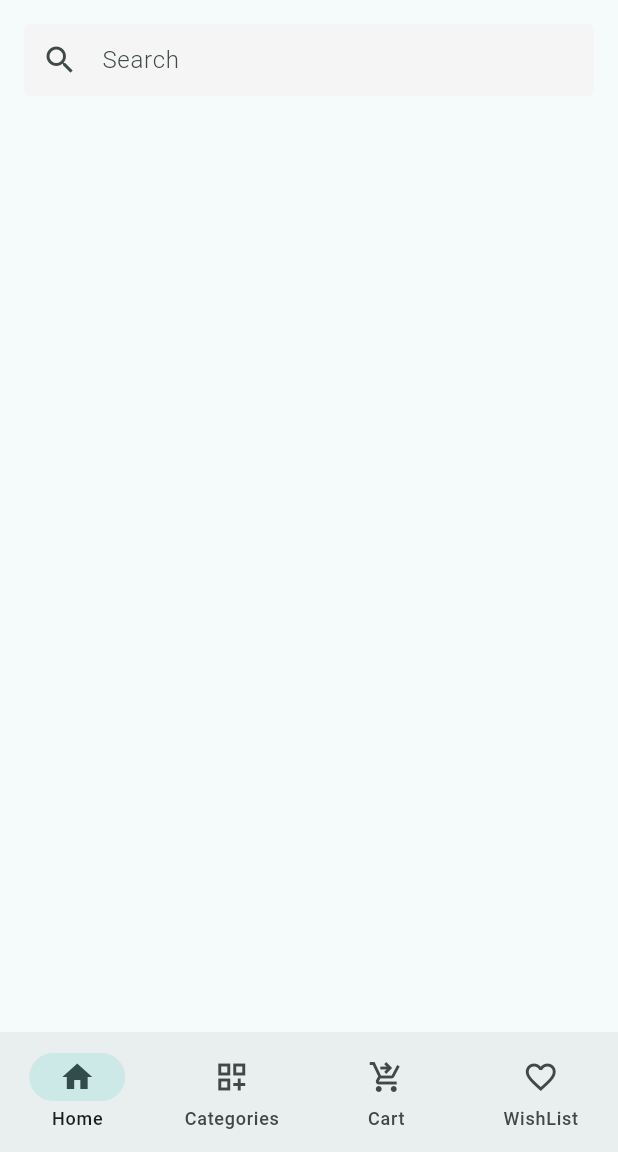
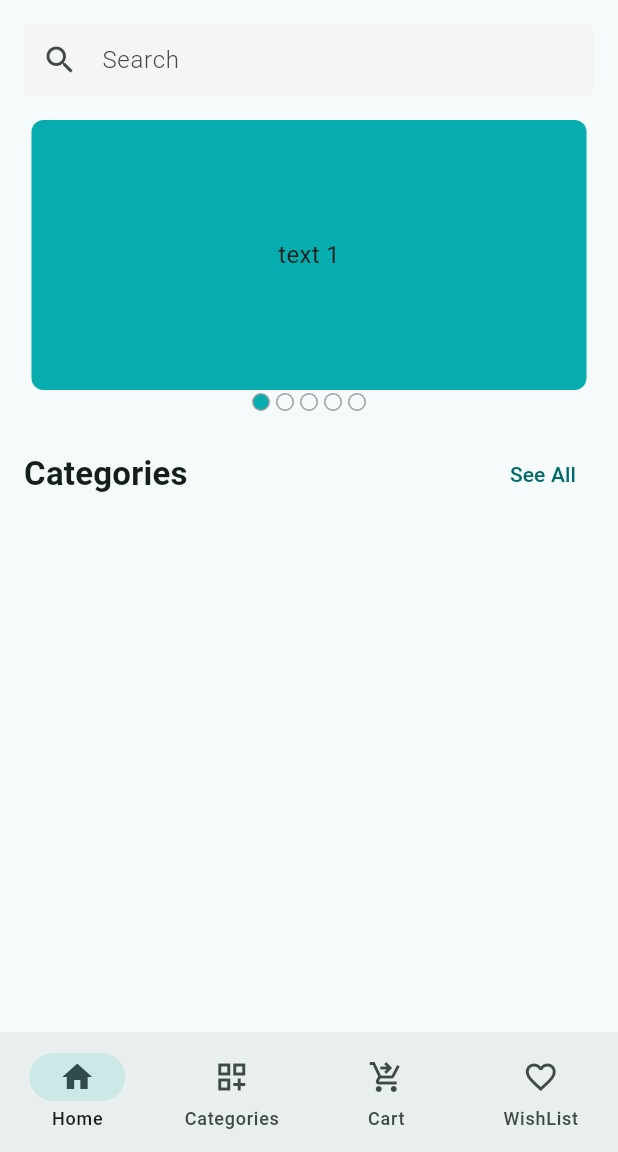
Before and after one commit to topmasum/E-commerece-App, a Flutter app: the screen it shows after launch, on a phone screen of 412 x 824 dp, the part 84-1236 px from its top. Run offline on Flutter 3.47's test engine with Material 3 defaults, Android fonts, the phone set to English and light mode, and no system bars; drawn by our look-alikes of carousel_slider; our stand-ins replace firebase_analytics, firebase_core, firebase_crashlytics, flutter_svg, get, package_info_plus and 1 more; accounts and stored records are empty.

Commit message:
home screen slider and section header added

```diff
--- a/lib/app_theme.dart
+++ b/lib/app_theme.dart
@@ -10,6 +10,10 @@ class AppTheme {
       titleLarge: TextStyle(
         fontSize: 28,
         fontWeight: FontWeight.bold
+      ),
+      titleMedium: TextStyle(
+        fontWeight: FontWeight.bold,
+        fontSize: 22
       )
     )
   );
--- a/lib/features/home/presentation/screens/home_screen.dart
+++ b/lib/features/home/presentation/screens/home_screen.dart
@@ -3,6 +3,7 @@ import 'package:flutter_svg/flutter_svg.dart';
 import 'package:ui_based_ecommerce/app/extentions/assets_path.dart';
 
 import '../widgets/app_bar_icon_button.dart';
+import '../widgets/home_App_Slider.dart';
 
 class HomeScreen extends StatefulWidget {
   const HomeScreen({super.key});
@@ -26,9 +27,30 @@ class _HomeScreenState extends State<HomeScreen> {
       ),
       body: Padding(
         padding: const EdgeInsets.symmetric(horizontal: 16),
-        child: Column(children: [SizedBox(height: 16), _buildSearchbar()]),
+        child: Column(children: [
+          SizedBox(height: 16),
+          _buildSearchbar(),
+          SizedBox(height: 16,),
+          homeBannerSlider(),
+          SizedBox(height: 16,),
+          _buildsectionHeader(
+            title: 'Categories',
+            onTapSeeAll: (){}
+          )
+        ]
+        ),
       ),
     );
+  }
+
+  Widget _buildsectionHeader({required String title, required VoidCallback onTapSeeAll }) {
+    return Row(
+          mainAxisAlignment: MainAxisAlignment.spaceBetween,
+          children: [
+            Text(title,style: Theme.of(context).textTheme.titleMedium,),
+            TextButton(onPressed: onTapSeeAll, child: Text('See All'))
+          ],
+        );
   }
 
   Widget _buildSearchbar() {
--- /dev/null
+++ b/lib/features/home/presentation/widgets/home_App_Slider.dart
@@ -0,0 +1,71 @@
+import 'package:carousel_slider/carousel_slider.dart';
+import 'package:flutter/material.dart';
+
+class homeBannerSlider extends StatefulWidget {
+  const homeBannerSlider({super.key});
+
+  @override
+  State<homeBannerSlider> createState() => _homeBannerSliderState();
+}
+
+class _homeBannerSliderState extends State<homeBannerSlider> {
+  final ValueNotifier<int> _currentindex = ValueNotifier(0);
+  @override
+  Widget build(BuildContext context) {
+    return Column(
+      children: [
+        CarouselSlider(
+          options: CarouselOptions(
+            height: 180,
+            viewportFraction: 1,
+            onPageChanged: (int index, CarouselPageChangedReason reason) {
+              _currentindex.value = index;
+            },
+          ),
+
+          items: [1, 2, 3, 4, 5].map((i) {
+            return Builder(
+              builder: (BuildContext context) {
+                return Container(
+                  width: MediaQuery.of(context).size.width,
+                  margin: EdgeInsets.symmetric(horizontal: 5.0),
+                  decoration: BoxDecoration(
+                    color: Color(0xFF07ADAE),
+                    borderRadius: BorderRadius.circular(8),
+                  ),
+                  alignment: Alignment.center,
+                  child: Text('text $i', style: TextStyle(fontSize: 16.0)),
+                );
+              },
+            );
+          }).toList(),
+        ),
+        ValueListenableBuilder(
+          valueListenable: _currentindex,
+          builder: (context, value, child) {
+            return Row(
+              mainAxisAlignment: MainAxisAlignment.center,
+              children: [
+                for(int i =0 ;i<5 ;i++)
+                  Container(
+                    width: 12,
+                    height: 12,
+                    margin: EdgeInsets.all(2),
+                    decoration: BoxDecoration(
+                        borderRadius: BorderRadius.circular(12),
+                        color:value==i ?Color(0xFF07ADAE): null,
+                      border: Border.all(
+                        color: Colors.grey
+                      )
+                    ),
+
+                  )
+              ],
+            );
+          }
+        )
+
+      ],
+    );
+  }
+}
--- a/pubspec.yaml
+++ b/pubspec.yaml
@@ -27,6 +27,7 @@ dependencies:
   flutter_svg: ^2.2.1
   package_info_plus: ^8.3.1
   pin_code_fields: ^8.0.1
+  carousel_slider: ^5.1.1
 
 
 dev_dependencies:
```
Also changed, not shown: pubspec.lock.
